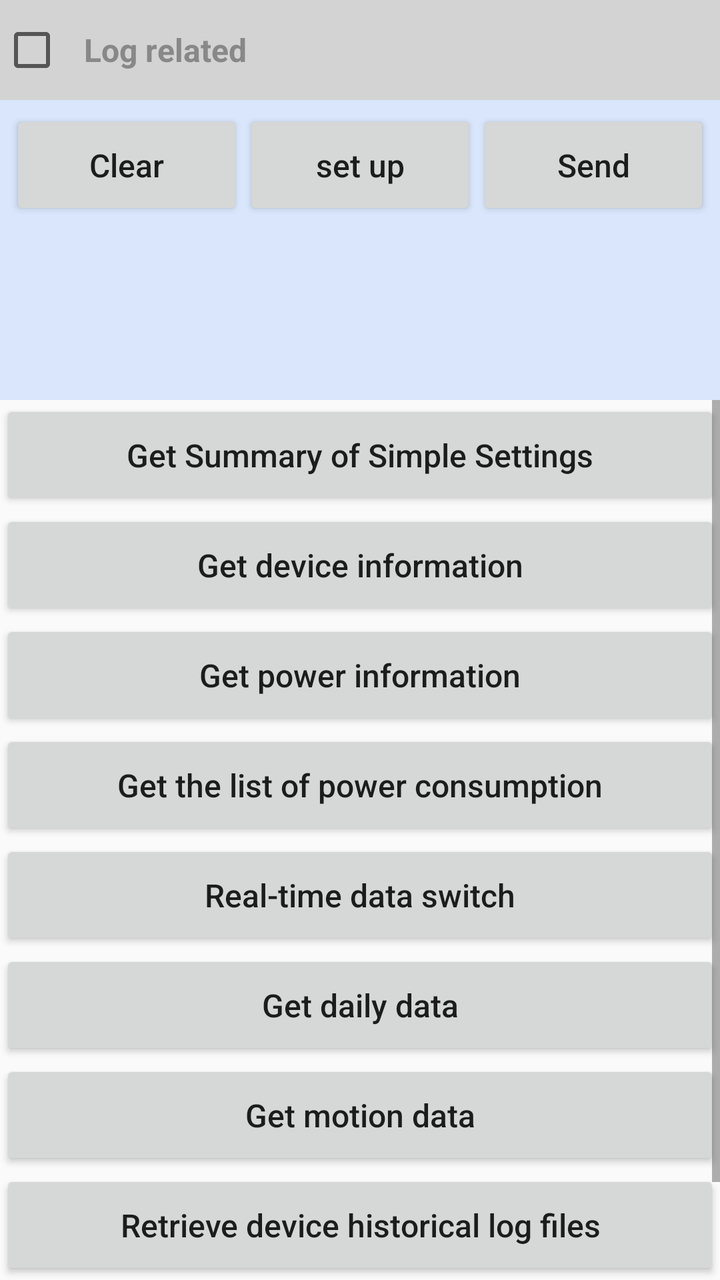
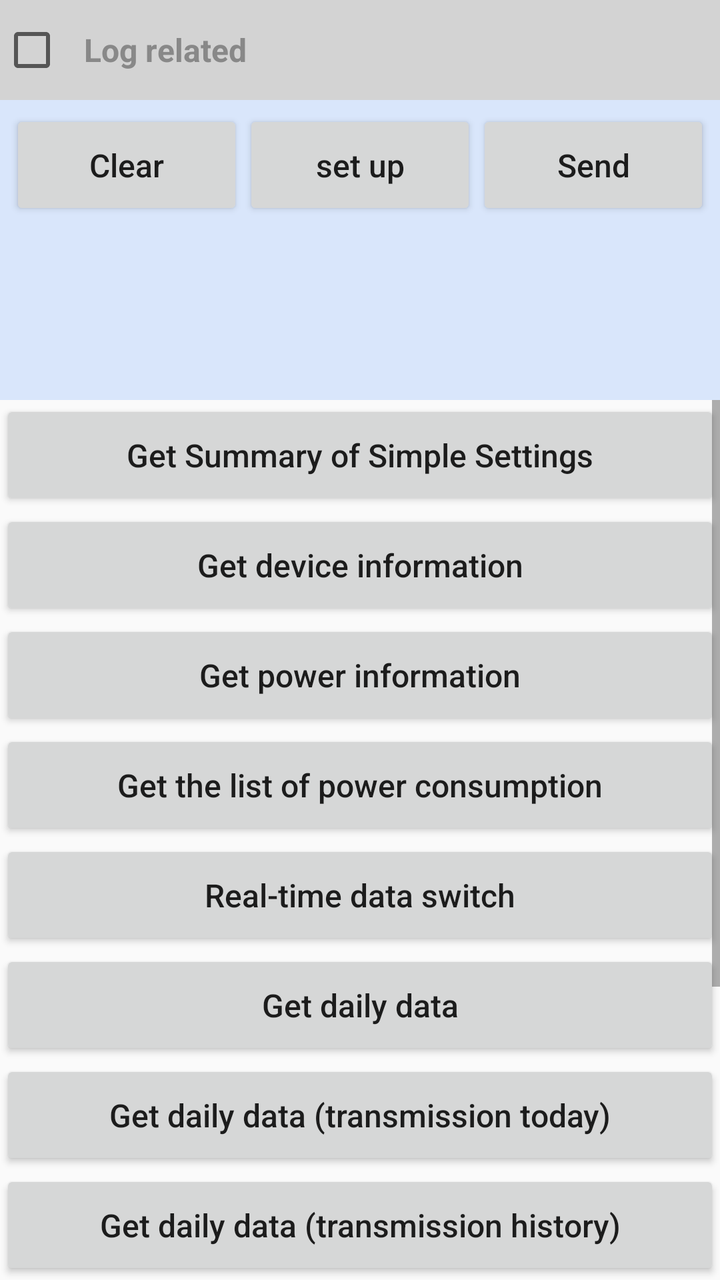

Two renders of the same Android screen: before a commit and after it. Below are the layout's source before the change and the commit's diff.
<!-- AndroidManifest.xml: application theme AppTheme -->
<!-- res/layout/activity_data.xml -->
<?xml version="1.0" encoding="utf-8"?>
<androidx.appcompat.widget.LinearLayoutCompat xmlns:android="http://schemas.android.com/apk/res/android"
    android:layout_width="match_parent"
    android:layout_height="match_parent"
    android:orientation="vertical">

    <include
        android:id="@+id/layoutLog"
        layout="@layout/public_item_log" />

    <ScrollView
        android:layout_width="match_parent"
        android:layout_height="match_parent">

        <androidx.appcompat.widget.LinearLayoutCompat
            android:layout_width="match_parent"
            android:layout_height="wrap_content"
            android:orientation="vertical">

            <androidx.appcompat.widget.AppCompatButton
                android:id="@+id/btnDataGetSimpleSettingSummary"
                style="@style/public_button"
                android:text="@string/data_get_simple_set_summary" />

            <androidx.appcompat.widget.AppCompatButton
                android:id="@+id/btnGetDevice"
                style="@style/public_button"
                android:text="@string/data_get_device" />

            <androidx.appcompat.widget.AppCompatButton
                android:id="@+id/btnGetBattery"
                style="@style/public_button"
                android:text="@string/data_get_battery" />

            <androidx.appcompat.widget.AppCompatButton
                android:id="@+id/btnGetBatteryUseList"
                style="@style/public_button"
                android:text="@string/data_get_battery_use_list" />

            <androidx.appcompat.widget.AppCompatButton
                android:id="@+id/btnRealDataSwitch"
                style="@style/public_button"
                android:text="@string/data_real_switch" />

            <androidx.appcompat.widget.AppCompatButton
                android:id="@+id/btnGetFitness"
                style="@style/public_button"
                android:text="@string/data_get_fitness" />

            <androidx.appcompat.widget.AppCompatButton
                android:id="@+id/btnGetSport"
                style="@style/public_button"
                android:text="@string/data_get_sport" />

            <androidx.appcompat.widget.AppCompatButton
                android:id="@+id/btnGetDeviceHistoryLog"
                style="@style/public_button"
                android:text="@string/data_get_device_history_log" />

            <androidx.appcompat.widget.AppCompatButton
                android:id="@+id/btnGetDeviceHistoryLogBerry"
                style="@style/public_button"
                android:text="@string/data_get_device_history_log_berry" />


        </androidx.appcompat.widget.LinearLayoutCompat>

    </ScrollView>

</androidx.appcompat.widget.LinearLayoutCompat>
<!-- res/layout/public_item_log.xml (included above) -->
<?xml version="1.0" encoding="utf-8"?>
<androidx.appcompat.widget.LinearLayoutCompat xmlns:android="http://schemas.android.com/apk/res/android"
    xmlns:tools="http://schemas.android.com/tools"
    android:layout_width="match_parent"
    android:layout_height="wrap_content"
    android:orientation="vertical">

    <CheckBox
        android:id="@+id/cxLog"
        style="@style/public_checkbox"
        android:background="@color/color_D3D3D3"
        android:text="@string/log_info"
        android:textColor="@color/color_888888" />

    <androidx.appcompat.widget.LinearLayoutCompat
        android:id="@+id/llLog"
        style="@style/public_lin01"
        android:layout_height="150dp"
        tools:visibility="visible">

        <androidx.appcompat.widget.LinearLayoutCompat
            android:layout_width="match_parent"
            android:layout_height="wrap_content">

            <androidx.appcompat.widget.AppCompatButton
                android:id="@+id/btnClear"
                style="@style/public_button"
                android:layout_width="0dp"
                android:layout_height="wrap_content"
                android:layout_weight="1"
                android:text="@string/btn_clear" />

            <androidx.appcompat.widget.AppCompatButton
                android:id="@+id/btnSet"
                style="@style/public_button"
                android:layout_width="0dp"
                android:layout_height="wrap_content"
                android:layout_weight="1"
                android:text="@string/btn_set"
                android:visibility="visible" />

            <androidx.appcompat.widget.AppCompatButton
                android:id="@+id/btnSendLog"
                style="@style/public_button"
                android:layout_width="0dp"
                android:layout_height="wrap_content"
                android:layout_weight="1"
                android:text="@string/btn_send"
                android:visibility="visible" />

        </androidx.appcompat.widget.LinearLayoutCompat>


        <ScrollView
            android:layout_width="match_parent"
            android:layout_height="match_parent">

            <androidx.appcompat.widget.LinearLayoutCompat
                android:id="@+id/llLogContent"
                android:layout_width="match_parent"
                android:layout_height="wrap_content"
                android:orientation="vertical"
                />

        </ScrollView>

    </androidx.appcompat.widget.LinearLayoutCompat>

</androidx.appcompat.widget.LinearLayoutCompat>
<!-- resources referenced by this layout -->
<resources>
  <color name="color_888888">#888888</color>
  <color name="color_D3D3D3">#d3d3d3</color>
  <string name="btn_clear">Clear</string>
  <string name="btn_send">Send</string>
  <string name="btn_set">set up</string>
  <string name="data_get_battery">Get power information</string>
  <string name="data_get_battery_use_list">Get the list of power consumption</string>
  <string name="data_get_device">Get device information</string>
  <string name="data_get_device_history_log">Retrieve device historical log files</string>
  <string name="data_get_device_history_log_berry">Retrieve device historical log files(Berry)</string>
  <string name="data_get_fitness">Get daily data </string>
  <string name="data_get_simple_set_summary">Get Summary of Simple Settings</string>
  <string name="data_get_sport">Get motion data</string>
  <string name="data_real_switch">Real-time data switch </string>
  <string name="log_info">Log related</string>
  <style name="public_button">
          <item name="android:layout_height">wrap_content</item>
          <item name="android:minHeight">55dp</item>
          <item name="android:layout_width">match_parent</item>
          <item name="android:textSize">16sp</item>
          <item name="android:textAllCaps">false</item>
      </style>
  <style name="public_checkbox">
          <item name="android:textAllCaps">false</item>
          <item name="android:layout_width">match_parent</item>
          <item name="android:layout_height">50dp</item>
          <item name="android:padding">10dp</item>
          <item name="android:textColor">#2A2A2C</item>
          <item name="android:textSize">16sp</item>
          <item name="android:textStyle">bold</item>
          <item name="android:background">#f0f0f0</item>
      </style>
  <style name="public_lin01">
          <item name="android:padding">5dp</item>
          <item name="android:layout_width">match_parent</item>
          <item name="android:layout_height">wrap_content</item>
          <item name="android:orientation">vertical</item>
          <item name="android:visibility">gone</item>
          <item name="android:background">#d9e6fb</item>
      </style>
  <style name="AppTheme" parent="Theme.AppCompat.Light.DarkActionBar">
          <item name="colorPrimary">@color/colorPrimary</item>
          <item name="colorPrimaryDark">@color/colorPrimaryDark</item>
          <item name="colorAccent">@color/colorAccent</item>
      </style>
  <color name="colorPrimary">#101016</color>
  <color name="colorPrimaryDark">#101016</color>
  <color name="colorAccent">#101016</color>
</resources>

<!-- the commit's change to res/layout/activity_data.xml (unified diff, before → after) -->
@@ -46,6 +46,21 @@
                 android:id="@+id/btnGetFitness"
                 style="@style/public_button"
                 android:text="@string/data_get_fitness" />
+
+            <androidx.appcompat.widget.AppCompatButton
+                android:id="@+id/btnGetFitnessMode1"
+                style="@style/public_button"
+                android:text="@string/data_get_fitness_mode1" />
+
+            <androidx.appcompat.widget.AppCompatButton
+                android:id="@+id/btnGetFitnessMode2"
+                style="@style/public_button"
+                android:text="@string/data_get_fitness_mode2" />
+
+            <androidx.appcompat.widget.AppCompatButton
+                android:id="@+id/btnGetFitnessMode3"
+                style="@style/public_button"
+                android:text="@string/data_get_fitness_mode3" />
 
             <androidx.appcompat.widget.AppCompatButton
                 android:id="@+id/btnGetSport"
<!-- resource entries referenced after the edit -->
@@ -11,6 +11,9 @@
   <string name="data_get_device_history_log">Retrieve device historical log files</string>
   <string name="data_get_device_history_log_berry">Retrieve device historical log files(Berry)</string>
   <string name="data_get_fitness">Get daily data </string>
+  <string name="data_get_fitness_mode1">Get daily data (transmission today)</string>
+  <string name="data_get_fitness_mode2">Get daily data (transmission history)</string>
+  <string name="data_get_fitness_mode3">Get daily data (transmission all)</string>
   <string name="data_get_simple_set_summary">Get Summary of Simple Settings</string>
   <string name="data_get_sport">Get motion data</string>
   <string name="data_real_switch">Real-time data switch </string>
